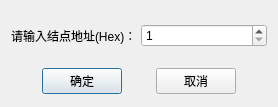
pengnianchun/S12-BT-QT, file source/devaddrinputdialog.ui: the form before one commit.
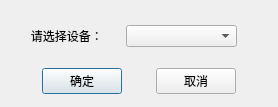
The form after the commit. Icons and pictures are not drawn.

Commit message: modify download device select option and refresh display list

```diff
--- a/source/devaddrinputdialog.ui
+++ b/source/devaddrinputdialog.ui
@@ -34,22 +34,44 @@
        <item>
         <widget class="QLabel" name="label">
          <property name="text">
-          <string>请输入结点地址(Hex)：</string>
+          <string>      请选择设备：</string>
          </property>
         </widget>
        </item>
        <item>
-        <widget class="QSpinBox" name="spinBoxStartAddr">
-         <property name="minimum">
-          <number>1</number>
+        <widget class="QComboBox" name="comboBox">
+         <item>
+          <property name="text">
+           <string/>
+          </property>
+         </item>
+         <item>
+          <property name="text">
+           <string>仪表FY-169</string>
+          </property>
+         </item>
+         <item>
+          <property name="text">
+           <string>大模块</string>
+          </property>
+         </item>
+        </widget>
+       </item>
+       <item>
+        <spacer name="horizontalSpacer_2">
+         <property name="orientation">
+          <enum>Qt::Horizontal</enum>
          </property>
-         <property name="maximum">
-          <number>65535</number>
+         <property name="sizeType">
+          <enum>QSizePolicy::Fixed</enum>
          </property>
-         <property name="displayIntegerBase">
-          <number>16</number>
+         <property name="sizeHint" stdset="0">
+          <size>
+           <width>30</width>
+           <height>20</height>
+          </size>
          </property>
-        </widget>
+        </spacer>
        </item>
       </layout>
      </item>
```
Left out of the diff: 4 changed lines with no effect on the pictures. The commit also changes 4 other files.
